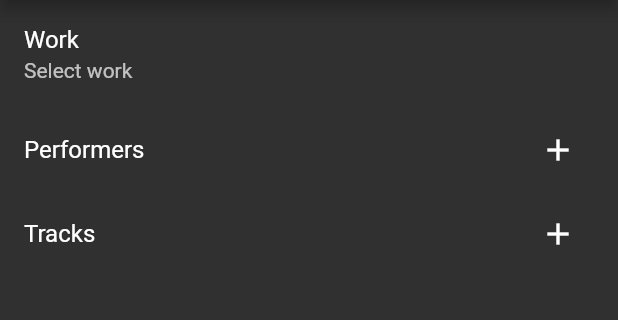
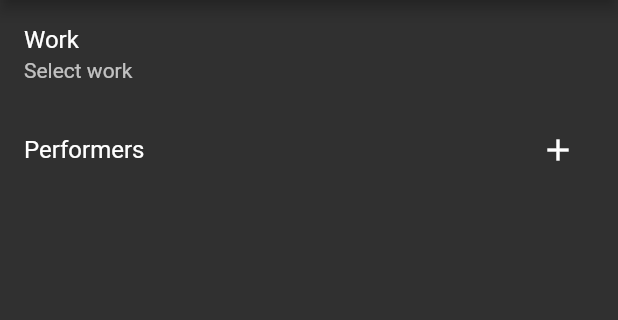
Before and after one commit to johrpan/musicus_mobile, a Flutter app: the RecordingEditor screen opened directly, on a phone screen of 412 x 824 dp, the part 84-404 px from its top. Run offline on Flutter 3.47's test engine with Material 2 defaults, Android fonts, the phone set to English and light mode, and no system bars; our stand-ins replace moor_flutter, permission_handler, rxdart, shared_preferences; accounts and stored records are empty; generated files the repository leaves out were written again; Roboto replaces fonts that are missing (Libertinus Sans).

Commit message:
Remove tracks from recording editor
The tracks will not be part of the recording entity. Instead, they will
be managed outside the database alongside the corresponding audio files.

```diff
--- a/lib/editors/recording.dart
+++ b/lib/editors/recording.dart
@@ -1,19 +1,9 @@
 import 'package:flutter/material.dart';
-import 'package:path/path.dart' as pth;
 
 import '../backend.dart';
 import '../database.dart';
-import '../selectors/files.dart';
 import '../selectors/performer.dart';
 import '../selectors/work.dart';
-
-class TrackModel {
-  final String path;
-
-  TrackModel({
-    this.path,
-  });
-}
 
 class RecordingEditor extends StatefulWidget {
   final Recording recording;
@@ -29,7 +19,6 @@ class RecordingEditor extends StatefulWidget {
 class _RecordingEditorState extends State<RecordingEditor> {
   Work work;
   List<PerformanceModel> performances = [];
-  List<TrackModel> tracks = [];
 
   @override
   void initState() {
@@ -141,47 +130,6 @@ class _RecordingEditorState extends State<RecordingEditor> {
                 },
               ),
             ),
-          ListTile(
-            title: Text('Tracks'),
-            trailing: IconButton(
-              icon: const Icon(Icons.add),
-              onPressed: () async {
-                final paths = await Navigator.push<Set<String>>(
-                  context,
-                  MaterialPageRoute(
-                    builder: (context) => FilesSelector(
-                      baseDirectory: backend.musicLibraryPath,
-                    ),
-                    fullscreenDialog: true,
-                  ),
-                );
-
-                if (paths != null) {
-                  setState(() {
-                    for (final path in paths) {
-                      final relPath =
-                          pth.relative(path, from: backend.musicLibraryPath);
-                      tracks.add(TrackModel(
-                        path: relPath,
-                      ));
-                    }
-                  });
-                }
-              },
-            ),
-          ),
-          for (final track in tracks)
-            ListTile(
-              title: Text(track.path),
-              trailing: IconButton(
-                icon: const Icon(Icons.delete),
-                onPressed: () {
-                  setState(() {
-                    tracks.remove(track);
-                  });
-                },
-              ),
-            ),
         ],
       ),
     );
```
